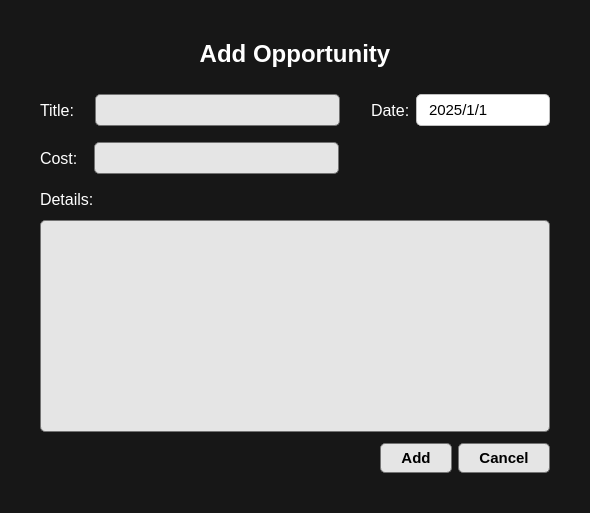
First picture: the form in CRM/views/ui/add_opportunity.ui, repository ImGaby123/SalesOptimizer-CRM, before the edit.
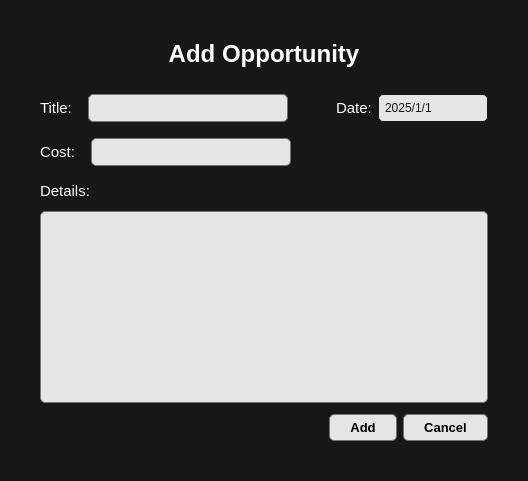
Second picture: the form after the edit. Icons and pictures are not drawn.

Commit message: add opportunity ui fixed, added insert function

Diff of the .ui file:
```diff
--- a/CRM/views/ui/add_opportunity.ui
+++ b/CRM/views/ui/add_opportunity.ui
@@ -6,8 +6,8 @@
    <rect>
     <x>0</x>
     <y>0</y>
-    <width>590</width>
-    <height>513</height>
+    <width>528</width>
+    <height>481</height>
    </rect>
   </property>
   <property name="windowTitle">
@@ -15,7 +15,8 @@
   </property>
   <property name="styleSheet">
    <string notr="true">border-radius: 10px;
-background-color: #171717;</string>
+background-color: #171717;
+color: white;</string>
   </property>
   <layout class="QGridLayout" name="gridLayout">
    <item row="0" column="0">
@@ -100,7 +101,7 @@
            <widget class="QLabel" name="label_2">
             <property name="font">
              <font>
-              <pointsize>12</pointsize>
+              <pointsize>11</pointsize>
               <bold>false</bold>
              </font>
             </property>
@@ -115,60 +116,6 @@
             </property>
            </widget>
           </item>
-          <item>
-           <spacer name="horizontalSpacer_13">
-            <property name="orientation">
-             <enum>Qt::Orientation::Horizontal</enum>
-            </property>
-            <property name="sizeType">
-             <enum>QSizePolicy::Policy::Preferred</enum>
-            </property>
-            <property name="sizeHint" stdset="0">
-             <size>
-              <width>10</width>
-              <height>20</height>
-             </size>
-            </property>
-           </spacer>
-          </item>
-          <item>
-           <widget class="QLineEdit" name="title_line">
-            <property name="sizePolicy">
-             <sizepolicy hsizetype="Preferred" vsizetype="Preferred">
-              <horstretch>0</horstretch>
-              <verstretch>0</verstretch>
-             </sizepolicy>
-            </property>
-            <property name="minimumSize">
-             <size>
-              <width>245</width>
-              <height>0</height>
-             </size>
-            </property>
-            <property name="maximumSize">
-             <size>
-              <width>16777215</width>
-              <height>16777215</height>
-             </size>
-            </property>
-            <property name="font">
-             <font>
-              <family>Segoe UI</family>
-              <pointsize>11</pointsize>
-              <italic>false</italic>
-              <bold>false</bold>
-             </font>
-            </property>
-            <property name="styleSheet">
-             <string notr="true">QLineEdit {
-    background-color: #E5E5E5;
-    border: 1px solid #737373;
-    border-radius: 5px;
-	padding: 5px;
-}</string>
-            </property>
-           </widget>
-          </item>
           <item>
            <spacer name="horizontalSpacer_11">
             <property name="orientation">
@@ -179,7 +126,59 @@
             </property>
             <property name="sizeHint" stdset="0">
              <size>
-              <width>25</width>
+              <width>10</width>
+              <height>20</height>
+             </size>
+            </property>
+           </spacer>
+          </item>
+          <item>
+           <widget class="QLineEdit" name="title_line">
+            <property name="sizePolicy">
+             <sizepolicy hsizetype="Preferred" vsizetype="Preferred">
+              <horstretch>0</horstretch>
+              <verstretch>0</verstretch>
+             </sizepolicy>
+            </property>
+            <property name="minimumSize">
+             <size>
+              <width>200</width>
+              <height>0</height>
+             </size>
+            </property>
+            <property name="maximumSize">
+             <size>
+              <width>16777215</width>
+              <height>16777215</height>
+             </size>
+            </property>
+            <property name="font">
+             <font>
+              <family>Segoe UI</family>
+              <pointsize>9</pointsize>
+              <italic>false</italic>
+              <bold>false</bold>
+             </font>
+            </property>
+            <property name="styleSheet">
+             <string notr="true">QLineEdit {
+    background-color: #E5E5E5;
+	color: rgb(0, 0, 0);
+    border: 1px solid #737373;
+    border-radius: 5px;
+	padding: 5px;
+}</string>
+            </property>
+           </widget>
+          </item>
+          <item>
+           <spacer name="horizontalSpacer_10">
+            <property name="orientation">
+             <enum>Qt::Orientation::Horizontal</enum>
+            </property>
+            <property name="sizeHint" stdset="0">
+             <size>
+              <width>40</width>
               <height>20</height>
              </size>
             </property>
@@ -189,7 +188,7 @@
            <widget class="QLabel" name="label_3">
             <property name="font">
              <font>
-              <pointsize>12</pointsize>
+              <pointsize>11</pointsize>
               <bold>false</bold>
              </font>
             </property>
@@ -212,26 +211,34 @@
               <verstretch>0</verstretch>
              </sizepolicy>
             </property>
+            <property name="minimumSize">
+             <size>
+              <width>110</width>
+              <height>0</height>
+             </size>
+            </property>
             <property name="maximumSize">
              <size>
-              <width>190</width>
+              <width>16777215</width>
               <height>16777215</height>
              </size>
             </property>
             <property name="font">
              <font>
-              <pointsize>11</pointsize>
+              <family>Segoe UI</family>
+              <pointsize>9</pointsize>
               <italic>false</italic>
               <bold>false</bold>
              </font>
             </property>
             <property name="styleSheet">
-             <string notr="true">QDateEdit {
-    background-color: #FFFFFF;    /* White background */
-    color: black;                 /* Black text */
-    border: 1px solid #BFBFBF;    /* Light gray border */
+             <string notr="true">/* QDateEdit main field */
+QDateEdit {
+    color: #171717;
+    background-color: #E5E5E5;
+    border: 1px solid #171717;
     border-radius: 5px;
-    padding: 5px 25px 5px 10px;   /* Extra padding for the drop-down icon */
+    padding: 4px;
 }
 
 /* Drop-down area */
@@ -242,7 +249,7 @@
     background-color: transparent;
 }
 
-/* Calendar icon (set the path to your calendar icon) */
+/* Calendar icon */
 QDateEdit::down-arrow {
     image: url(:/Resources/calendar.png);  /* Replace with your own icon */
     width: 16px;
@@ -250,36 +257,36 @@
     margin-right: 14px;
 }
 
-/* Hover effect */
+/* Hover */
 QDateEdit:hover {
     background-color: #F0F0F0;     /* Light gray background on hover */
     color: black;
     border: 1px solid #16D4FF;      /* Border turns blue when hovered */
 }
 
-/* Focus effect (when clicked) */
+/* Focus */
 QDateEdit:focus {
     border: 1px solid #16D4FF;      /* Blue border when focused */
     background-color: #F9F9F9;      /* Slightly lighter background */
 }
 
-/* Calendar popup container (QCalendarWidget) */
+/* Calendar popup */
 QCalendarWidget {
-    background-color: #FFFFFF;
-    color: #000000;
-    border: 1px solid #BFBFBF;
+    background-color: #E5E5E5;
+    color: #171717;
+    border: 1px solid #171717;
     border-radius: 6px;
     font: 10pt &quot;Segoe UI&quot;;
 }
 
-/* Header navigation bar (month/year buttons &amp; arrows) */
+/* Header navigation bar */
 QCalendarWidget QWidget#qt_calendar_navigationbar {
-    background-color: #F0F0F0;
+    background-color: #DADADA;
 }
 
 QCalendarWidget QToolButton {
-    background-color: #E5E5E5;
-    color: #000000;
+    background-color: #CCCCCC;
+    color: #171717;
     border: none;
     font-weight: bold;
     padding: 5px;
@@ -289,38 +296,45 @@
     background-color: #DADADA;
 }
 
-/* Remove down arrow on month/year combo (optional) */
+/* Remove dropdown arrow from tool buttons */
 QCalendarWidget QToolButton::menu-indicator {
     image: none;
 }
 
-/* Weekday labels (Mon-Sun) */
+/* Weekday headers */
 QCalendarWidget QHeaderView {
-    background-color: #F5F5F5;
+    background-color: #DADADA;
 }
 
 QCalendarWidget QHeaderView::section {
-    color: #555555;
-    background-color: #F5F5F5;
+    color: #171717;
+    background-color: #DADADA;
     border: none;
     padding: 5px;
 }
 
-/* Day numbers */
+/* Days view */
 QCalendarWidget QAbstractItemView {
-    background-color: #FFFFFF;
-    color: #000000;
-    selection-background-color: #16D4FF;  /* Highlighted date */
-    selection-color: #000000;
-    gridline-color: #D0D0D0;
+    background-color: #E5E5E5;
+    color: #171717;
+    selection-background-color: #171717;  /* Black highlight for selected */
+    selection-color: #E5E5E5;             /* Light text on dark selection */
+    gridline-color: #BFBFBF;
 }
 
-/* Today highlight */
+/* Today cell */
 QCalendarWidget QWidget#qt_calendar_today {
-    border: 1px solid #16D4FF;
-    background-color: #F0F0F0;
+    border: 1px solid #171717;
+    background-color: #DADADA;
     border-radius: 4px;
 }
+
+/* Month/year dropdown */
+QCalendarWidget QMenu {
+    background-color: #E5E5E5;
+    color: #171717;
+    border: 1px solid #171717;
+}
 </string>
             </property>
             <property name="minimumDate">
@@ -371,7 +385,7 @@
             </property>
             <property name="font">
              <font>
-              <pointsize>12</pointsize>
+              <pointsize>11</pointsize>
               <bold>false</bold>
              </font>
             </property>
@@ -387,7 +401,7 @@
            </widget>
           </item>
           <item>
-           <spacer name="horizontalSpacer_14">
+           <spacer name="horizontalSpacer_13">
             <property name="orientation">
              <enum>Qt::Orientation::Horizontal</enum>
             </property>
@@ -412,7 +426,7 @@
             </property>
             <property name="minimumSize">
              <size>
-              <width>245</width>
+              <width>200</width>
               <height>0</height>
              </size>
             </property>
@@ -425,7 +439,7 @@
             <property name="font">
              <font>
               <family>Segoe UI</family>
-              <pointsize>11</pointsize>
+              <pointsize>9</pointsize>
               <italic>false</italic>
               <bold>false</bold>
              </font>
@@ -433,6 +447,7 @@
             <property name="styleSheet">
              <string notr="true">QLineEdit {
     background-color: #E5E5E5;
+	color: rgb(0, 0, 0);
     border: 1px solid #737373;
     border-radius: 5px;
 	padding: 5px;
@@ -477,7 +492,7 @@
            <widget class="QLabel" name="label_5">
             <property name="font">
              <font>
-              <pointsize>12</pointsize>
+              <pointsize>11</pointsize>
               <bold>false</bold>
              </font>
             </property>
@@ -513,13 +528,14 @@
             <property name="font">
              <font>
               <family>Segoe UI</family>
-              <pointsize>11</pointsize>
+              <pointsize>9</pointsize>
               <italic>false</italic>
               <bold>false</bold>
              </font>
             </property>
             <property name="styleSheet">
              <string notr="true">QTextEdit {
+	color: rgb(0, 0, 0);
     background-color: #E5E5E5;
     border: 1px solid #737373;
     border-radius: 5px;
@@ -584,7 +600,7 @@
           <property name="font">
            <font>
             <family>Segoe UI</family>
-            <pointsize>11</pointsize>
+            <pointsize>10</pointsize>
             <italic>false</italic>
             <bold>true</bold>
            </font>
@@ -592,6 +608,7 @@
           <property name="styleSheet">
            <string notr="true">QPushButton {
     background-color: #E5E5E5;
+	color: rgb(0, 0, 0);
     border: 1px solid #737373;
     border-radius: 5px;
     padding: 5px;
@@ -635,7 +652,7 @@
           <property name="font">
            <font>
             <family>Segoe UI</family>
-            <pointsize>11</pointsize>
+            <pointsize>10</pointsize>
             <italic>false</italic>
             <bold>true</bold>
            </font>
@@ -643,6 +660,7 @@
           <property name="styleSheet">
            <string notr="true">QPushButton {
     background-color: #E5E5E5;
+	color: rgb(0, 0, 0);
     border: 1px solid #737373;
     border-radius: 5px;
     padding: 5px;
```
Left out of the diff: 15 changed lines with no effect on the pictures. The commit also changes 2 other files.
